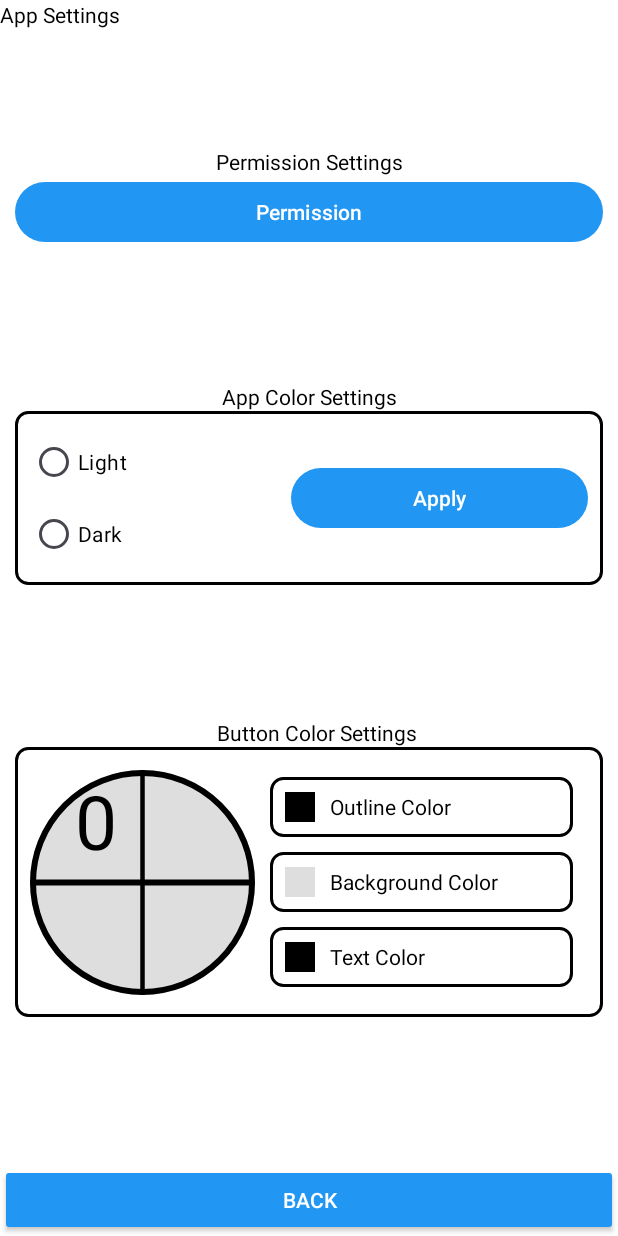
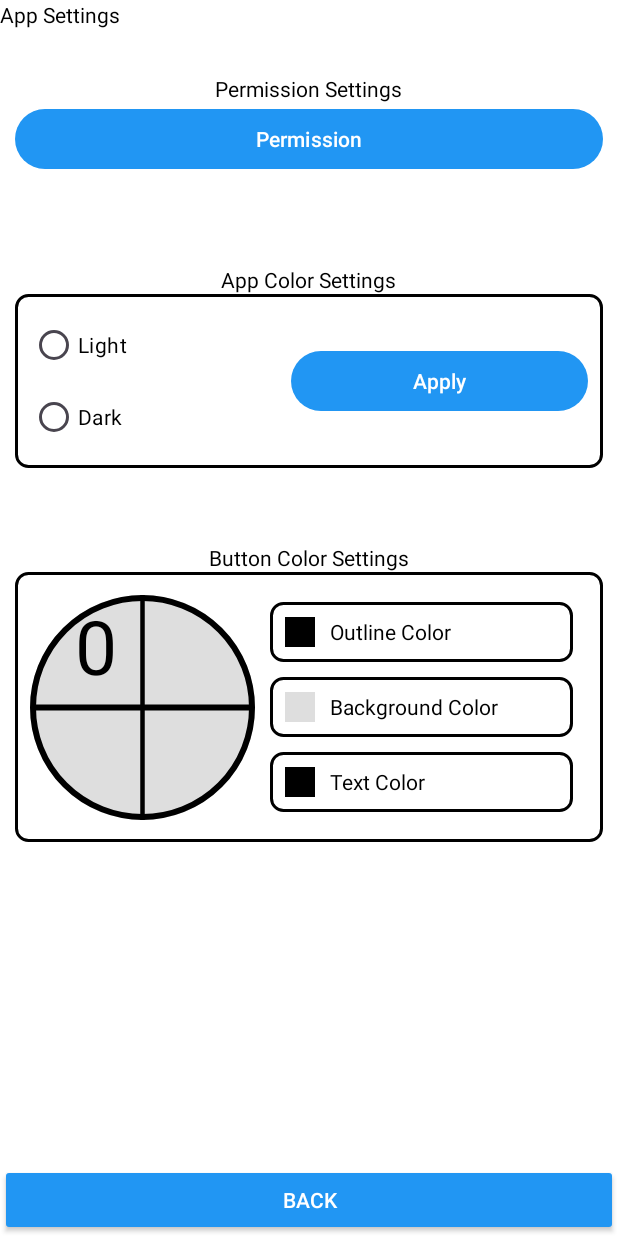
Before and after one commit to rkl20/Auto_Clicker_Android, an Android app: the AppSettings_Screen screen opened directly, with no data from a screen before it, on a phone screen of 412 x 824 dp. Run offline under Robolectric (Android 15) with nearby library versions, the phone set to English and light mode, and no system bars; libraries missing offline, so code that uses them is left out: com.skydoves.colorpickerview; 2 statements that could not run were skipped.

Commit message:
layout change to accommodate landscape mode

```diff
--- a/app/src/main/res/layout/appsettings_screen.xml
+++ b/app/src/main/res/layout/appsettings_screen.xml
@@ -5,18 +5,12 @@
     android:layout_width="match_parent"
     android:layout_height="match_parent"
     android:fitsSystemWindows="true">
-
-    <LinearLayout
-        android:layout_width="wrap_content"
-        android:layout_height="wrap_content"
-        app:layout_constraintBottom_toTopOf="@id/buttonLayout"
-        app:layout_constraintStart_toStartOf="parent"
-        app:layout_constraintEnd_toEndOf="parent">
-        <TextView
-            android:layout_width="wrap_content"
-            android:layout_height="wrap_content"
-            android:text="@string/PermissionSettingText"/>
-    </LinearLayout>
+    <ScrollView
+        android:layout_width="match_parent"
+        android:layout_height="match_parent">
+        <androidx.constraintlayout.widget.ConstraintLayout
+            android:layout_width="match_parent"
+            android:layout_height="wrap_content">
             <LinearLayout
                 android:id="@+id/headerLayout"
                 android:layout_width="0dp"
@@ -27,7 +21,6 @@
                 app:layout_constraintStart_toStartOf="parent"
                 app:layout_constraintTop_toTopOf="parent"
                 app:layout_constraintVertical_bias="0.0">
-
                 <TextView
                     android:id="@+id/headerText"
                     android:layout_width="0dp"
@@ -40,42 +33,50 @@
                 android:id="@+id/buttonLayout"
                 android:layout_width="0dp"
                 android:layout_height="wrap_content"
-        android:layout_margin="10dp"
+                android:layout_marginTop="20dp"
+                android:padding="10dp"
                 android:orientation="vertical"
                 app:layout_constraintEnd_toEndOf="parent"
                 app:layout_constraintStart_toStartOf="parent"
                 app:layout_constraintTop_toBottomOf="@+id/headerLayout"
                 app:layout_constraintBottom_toTopOf="@id/appColorSettingsLayout">
-
+                <TextView
+                    android:layout_width="wrap_content"
+                    android:layout_height="wrap_content"
+                    android:layout_gravity="center"
+                    android:text="@string/PermissionSettingText"/>
                 <Button
                     android:id="@+id/permissionButton"
                     android:layout_width="match_parent"
                     android:layout_height="wrap_content"
                     android:text="@string/PermissionButton"
                     android:textColor="?attr/buttonTextColor"/>
+            </LinearLayout>
 
-    </LinearLayout>
             <LinearLayout
-        android:layout_width="wrap_content"
-        android:layout_height="wrap_content"
-        app:layout_constraintBottom_toTopOf="@id/appColorSettingsLayout"
+                android:id="@+id/appColorSettingsLayout"
+                android:layout_width="match_parent"
+                android:layout_height="match_parent"
+                android:layout_marginTop="50dp"
+                android:orientation="vertical"
+                app:layout_constraintTop_toBottomOf="@id/buttonLayout"
                 app:layout_constraintStart_toStartOf="parent"
                 app:layout_constraintEnd_toEndOf="parent">
                 <TextView
+                    android:id="@+id/appColorSettingsText"
                     android:layout_width="wrap_content"
                     android:layout_height="wrap_content"
+                    android:layout_gravity="center"
                     android:text="@string/AppColor"/>
-    </LinearLayout>
                 <LinearLayout
-        android:id="@+id/appColorSettingsLayout"
-        android:layout_width="0dp"
+                    android:id="@+id/appColorSettingsBorder"
+                    android:layout_width="match_parent"
                     android:layout_height="wrap_content"
-        android:layout_margin="10dp"
+                    android:layout_marginHorizontal="10dp"
+
                     android:orientation="horizontal"
                     android:background="@drawable/border"
                     android:gravity="center"
-        app:layout_constraintTop_toBottomOf="@id/buttonLayout"
-        app:layout_constraintBottom_toTopOf="@id/buttonColorSettingsLayout"
                     app:layout_constraintStart_toStartOf="parent"
                     app:layout_constraintEnd_toEndOf="parent">
                     <RadioGroup
@@ -83,7 +84,6 @@
                         android:layout_width="wrap_content"
                         android:layout_height="wrap_content"
                         android:layout_weight="1">
-
                         <RadioButton
                             android:id="@+id/selectLightTheme"
                             android:layout_width="match_parent"
@@ -107,26 +107,30 @@
                         android:layout_gravity="center"
                         android:layout_weight="1"/>
                 </LinearLayout>
+            </LinearLayout>
+
             <LinearLayout
-        android:layout_width="wrap_content"
+                android:layout_width="match_parent"
                 android:layout_height="wrap_content"
-        android:layout_marginStart="10dp"
+                android:orientation="vertical"
+                android:layout_marginTop="50dp"
+                android:layout_marginBottom="50dp"
                 app:layout_constraintStart_toStartOf="parent"
                 app:layout_constraintEnd_toEndOf="parent"
-        app:layout_constraintBottom_toTopOf="@id/buttonColorSettingsLayout">
+                app:layout_constraintTop_toBottomOf="@+id/appColorSettingsLayout">
                 <TextView
                     android:layout_width="wrap_content"
                     android:layout_height="wrap_content"
+                    android:layout_gravity="center"
                     android:text="@string/ButtonColor"/>
-    </LinearLayout>
                 <LinearLayout
                     android:id="@+id/buttonColorSettingsLayout"
-        android:layout_width="0dp"
-        android:layout_height="180dp"
-        android:layout_margin="10dp"
+                    android:layout_width="match_parent"
+                    android:layout_height="match_parent"
+                    android:layout_marginHorizontal="10dp"
+                    android:background="@drawable/border"
                     android:orientation="horizontal"
-        android:background="@drawable/border"
-        app:layout_constraintBottom_toTopOf="@+id/navigationLayout"
+                    app:layout_constraintBottom_toBottomOf="parent"
                     app:layout_constraintEnd_toEndOf="parent"
                     app:layout_constraintStart_toStartOf="parent"
                     app:layout_constraintTop_toBottomOf="@+id/appColorSettingsLayout">
@@ -134,6 +138,7 @@
                     <FrameLayout
                         android:layout_width="wrap_content"
                         android:layout_height="wrap_content">
+
                         <ImageView
                             android:id="@+id/imageView"
                             android:layout_width="150dp"
@@ -141,15 +146,16 @@
                             android:layout_marginTop="5dp"
                             android:contentDescription="@string/PressGraphic"
                             app:srcCompat="@drawable/press_graphic" />
+
                         <TextView
                             android:id="@+id/graphicText"
                             android:layout_width="wrap_content"
                             android:layout_height="wrap_content"
+                            android:layout_marginStart="30dp"
+                            android:layout_marginTop="5dp"
                             android:text="@string/GraphicText"
                             android:textColor="@color/black"
-                android:textSize="50sp"
-                android:layout_marginStart="30dp"
-                android:layout_marginTop="5dp"/>
+                            android:textSize="50sp" />
                     </FrameLayout>
 
 
@@ -157,8 +163,8 @@
                         android:id="@+id/buttonColorClickLayout"
                         android:layout_width="match_parent"
                         android:layout_height="wrap_content"
+                        android:layout_marginHorizontal="10dp"
                         android:layout_marginTop="10dp"
-            android:layout_marginHorizontal="10dp"
                         android:orientation="vertical">
 
                         <LinearLayout
@@ -180,8 +186,8 @@
                                 android:id="@+id/buttonColorTextView"
                                 android:layout_width="0dp"
                                 android:layout_height="wrap_content"
+                                android:layout_marginStart="10dp"
                                 android:layout_weight="1"
-                    android:layout_marginStart="10dp"
                                 android:text="@string/OutlineColor" />
 
                         </LinearLayout>
@@ -205,8 +211,8 @@
                                 android:id="@+id/bgColorTextView"
                                 android:layout_width="0dp"
                                 android:layout_height="wrap_content"
+                                android:layout_marginStart="10dp"
                                 android:layout_weight="1"
-                    android:layout_marginStart="10dp"
                                 android:text="@string/BGColor" />
                         </LinearLayout>
 
@@ -229,14 +235,21 @@
                                 android:id="@+id/textColorTextView"
                                 android:layout_width="0dp"
                                 android:layout_height="wrap_content"
+                                android:layout_marginStart="10dp"
                                 android:layout_weight="1"
-                    android:layout_marginStart="10dp"
                                 android:text="@string/TextColor" />
                         </LinearLayout>
                     </LinearLayout>
+                </LinearLayout>
+                <LinearLayout
+                    android:layout_width="match_parent"
+                    android:layout_height="match_parent"
+                    android:layout_marginTop="60dp">
+                </LinearLayout>
+            </LinearLayout>
+        </androidx.constraintlayout.widget.ConstraintLayout>
 
-    </LinearLayout>
-
+    </ScrollView>
     <LinearLayout
         android:id="@+id/navigationLayout"
         android:layout_width="0dp"
@@ -256,7 +269,4 @@
             android:text="@string/BackButton"
             android:textColor="?attr/buttonTextColor"/>
     </LinearLayout>
-
-
-
 </androidx.constraintlayout.widget.ConstraintLayout>
```
Lines whose indentation alone changed are shown as unchanged.
